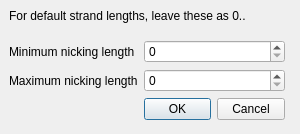
This is src/vHelix/rpolydialog.ui in henkkagee/vHelix-Dashboard as Qt 5 draws it before an edit. The edited form follows.
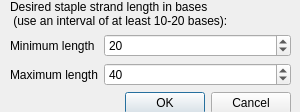
This is the edited form.

Commit message: Add/fix: automated strand gap filling, oxview rotations, staple strand loops & staple nicking near vertices

The edit to the form file:
```diff
--- a/src/vHelix/rpolydialog.ui
+++ b/src/vHelix/rpolydialog.ui
@@ -7,7 +7,7 @@
     <x>0</x>
     <y>0</y>
     <width>300</width>
-    <height>134</height>
+    <height>112</height>
    </rect>
   </property>
   <property name="windowTitle">
@@ -16,34 +16,62 @@
   <widget class="QWidget" name="formLayoutWidget">
    <property name="geometry">
     <rect>
-     <x>9</x>
-     <y>9</y>
-     <width>276</width>
-     <height>111</height>
+     <x>10</x>
+     <y>0</y>
+     <width>281</width>
+     <height>131</height>
     </rect>
    </property>
    <layout class="QFormLayout" name="formLayout">
-    <item row="2" column="0">
+    <item row="0" column="0" colspan="2">
+     <widget class="QLabel" name="label_3">
+      <property name="layoutDirection">
+       <enum>Qt::LeftToRight</enum>
+      </property>
+      <property name="text">
+       <string>Desired staple strand length in bases
+ (use an interval of at least 10-20 bases):</string>
+      </property>
+      <property name="wordWrap">
+       <bool>true</bool>
+      </property>
+     </widget>
+    </item>
+    <item row="1" column="0">
      <widget class="QLabel" name="label">
       <property name="text">
-       <string>Minimum nicking length</string>
+       <string>Minimum length</string>
       </property>
      </widget>
     </item>
-    <item row="2" column="1">
-     <widget class="QSpinBox" name="spinBox"/>
+    <item row="1" column="1">
+     <widget class="QSpinBox" name="spinBox">
+      <property name="minimum">
+       <number>10</number>
+      </property>
+      <property name="value">
+       <number>20</number>
+      </property>
+     </widget>
     </item>
-    <item row="3" column="0">
+    <item row="2" column="0">
      <widget class="QLabel" name="label_2">
       <property name="text">
-       <string>Maximum nicking length</string>
+       <string>Maximum length</string>
+      </property>
+     </widget>
+    </item>
+    <item row="2" column="1">
+     <widget class="QSpinBox" name="spinBox_2">
+      <property name="minimum">
+       <number>20</number>
+      </property>
+      <property name="value">
+       <number>40</number>
       </property>
      </widget>
     </item>
     <item row="3" column="1">
-     <widget class="QSpinBox" name="spinBox_2"/>
-    </item>
-    <item row="4" column="1">
      <widget class="QDialogButtonBox" name="buttonBox">
       <property name="orientation">
        <enum>Qt::Horizontal</enum>
@@ -53,29 +81,6 @@
       </property>
      </widget>
     </item>
-    <item row="0" column="0" colspan="2">
-     <widget class="QLabel" name="label_3">
-      <property name="layoutDirection">
-       <enum>Qt::LeftToRight</enum>
-      </property>
-      <property name="text">
-       <string>For default strand lengths, leave these as 0..</string>
-      </property>
-     </widget>
-    </item>
-    <item row="1" column="0">
-     <spacer name="verticalSpacer">
-      <property name="orientation">
-       <enum>Qt::Vertical</enum>
-      </property>
-      <property name="sizeHint" stdset="0">
-       <size>
-        <width>20</width>
-        <height>40</height>
-       </size>
-      </property>
-     </spacer>
-    </item>
    </layout>
   </widget>
  </widget>
```
The commit also changes 17 other files.
